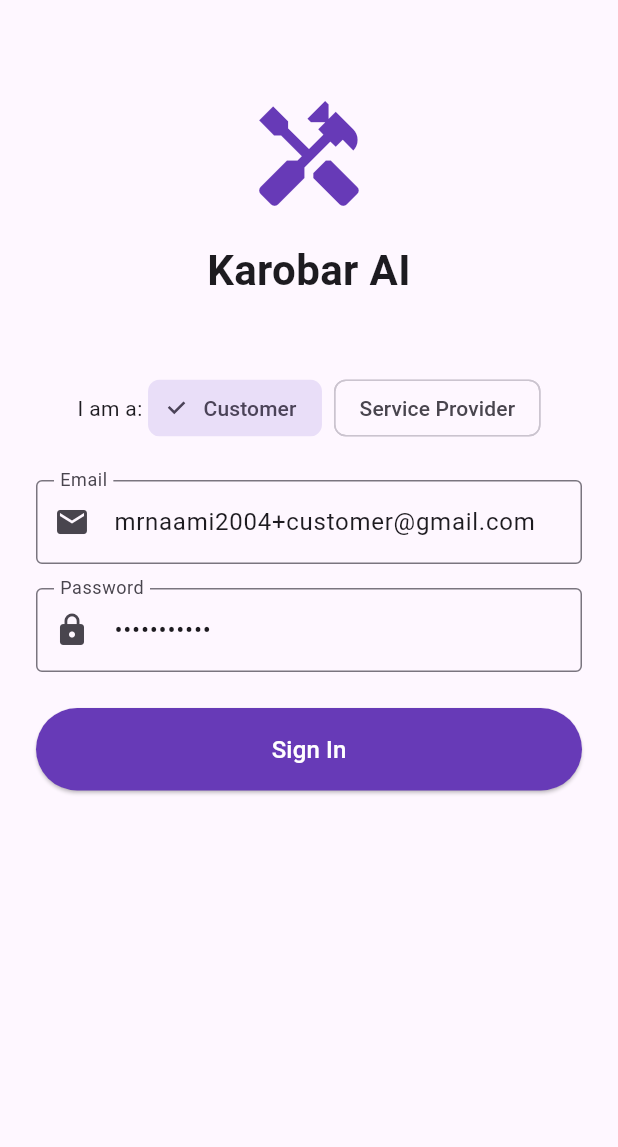
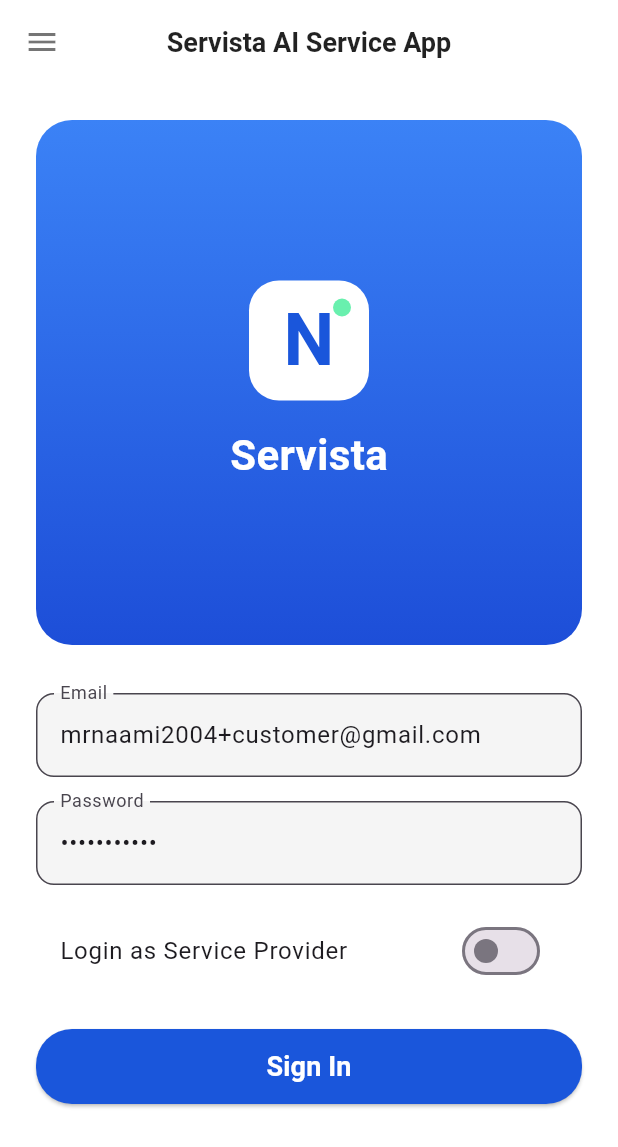
Before and after one commit to Naami-droid/Servista, a Flutter app: the screen it shows after launch, on a phone screen of 412 x 824 dp. Shown: the top 1147 px of the screen. Run offline on Flutter 3.47's test engine with Material 3 defaults, Android fonts, the phone set to English and light mode, and no system bars.

Commit message:
Redesign app UI to match Servista theme

```diff
--- a/mobile/lib/features/auth/auth_screen.dart
+++ b/mobile/lib/features/auth/auth_screen.dart
@@ -56,73 +56,111 @@ class _AuthScreenState extends State<AuthScreen> {
   @override
   Widget build(BuildContext context) {
     return Scaffold(
+      backgroundColor: Colors.white,
       resizeToAvoidBottomInset: true,
+      appBar: AppBar(
+        title: const Text("Servista AI Service App", style: TextStyle(color: Colors.black87, fontWeight: FontWeight.bold, fontSize: 18)),
+        centerTitle: true,
+        backgroundColor: Colors.white,
+        elevation: 0,
+        leading: IconButton(icon: const Icon(Icons.menu, color: Colors.black54), onPressed: () {}),
+      ),
       body: SafeArea(
         child: SingleChildScrollView(
           padding: const EdgeInsets.all(24.0),
           child: Column(
-            crossAxisAlignment: CrossAxisAlignment.stretch,
             children: [
-              const SizedBox(height: 40),
-              const Icon(Icons.handyman, size: 80, color: Colors.deepPurple),
-              const SizedBox(height: 16),
-              const Text(
-                "Karobar AI",
-                textAlign: TextAlign.center,
-                style: TextStyle(fontSize: 28, fontWeight: FontWeight.bold),
+              Container(
+                width: double.infinity,
+                height: 350,
+                decoration: BoxDecoration(
+                  gradient: const LinearGradient(
+                    colors: [Color(0xFF3b82f6), Color(0xFF1d4ed8)],
+                    begin: Alignment.topCenter,
+                    end: Alignment.bottomCenter,
                   ),
-              const SizedBox(height: 48),
-              Row(
+                  borderRadius: BorderRadius.circular(24),
+                ),
+                child: Column(
                   mainAxisAlignment: MainAxisAlignment.center,
                   children: [
-                  const Text("I am a: "),
-                  ChoiceChip(
-                    label: const Text("Customer"),
-                    selected: !_isProvider,
-                    onSelected: (val) => setState(() => _isProvider = false),
+                    Container(
+                      width: 80,
+                      height: 80,
+                      decoration: BoxDecoration(
+                        color: Colors.white,
+                        borderRadius: BorderRadius.circular(20),
                       ),
-                  const SizedBox(width: 8),
-                  ChoiceChip(
-                    label: const Text("Service Provider"),
-                    selected: _isProvider,
-                    onSelected: (val) => setState(() => _isProvider = true),
-                  ),
+                      child: const Stack(
+                        alignment: Alignment.center,
+                        children: [
+                          Text("N", style: TextStyle(fontSize: 48, fontWeight: FontWeight.bold, color: Color(0xFF1a56db))),
+                          Positioned(
+                            top: 12,
+                            right: 12,
+                            child: CircleAvatar(radius: 6, backgroundColor: Colors.greenAccent),
+                          )
                         ],
                       ),
-              const SizedBox(height: 24),
-
+                    ),
+                    const SizedBox(height: 16),
+                    const Text("Servista", style: TextStyle(fontSize: 28, fontWeight: FontWeight.bold, color: Colors.white)),
+                  ],
+                ),
+              ),
+              const SizedBox(height: 32),
               TextField(
                 controller: _emailController,
-                decoration: const InputDecoration(
+                decoration: InputDecoration(
                   labelText: "Email",
-                  border: OutlineInputBorder(),
-                  prefixIcon: Icon(Icons.email),
+                  border: OutlineInputBorder(borderRadius: BorderRadius.circular(12)),
+                  filled: true,
+                  fillColor: Colors.grey.shade100,
                 ),
               ),
               const SizedBox(height: 16),
               TextField(
                 controller: _passwordController,
                 obscureText: true,
-                decoration: const InputDecoration(
+                decoration: InputDecoration(
                   labelText: "Password",
-                  border: OutlineInputBorder(),
-                  prefixIcon: Icon(Icons.lock),
+                  border: OutlineInputBorder(borderRadius: BorderRadius.circular(12)),
+                  filled: true,
+                  fillColor: Colors.grey.shade100,
                 ),
               ),
+              const SizedBox(height: 16),
+              SwitchListTile(
+                title: const Text("Login as Service Provider"),
+                value: _isProvider,
+                activeColor: const Color(0xFF1a56db),
+                onChanged: (val) {
+                  setState(() {
+                    _isProvider = val;
+                    if (val) {
+                      _emailController.text = "mrnaami2004+provider1@gmail.com";
+                    } else {
+                      _emailController.text = "mrnaami2004+customer@gmail.com";
+                    }
+                  });
+                },
+              ),
               const SizedBox(height: 24),
-
-              ElevatedButton(
+              SizedBox(
+                width: double.infinity,
+                height: 50,
+                child: ElevatedButton(
                   onPressed: _isLoading ? null : _login,
                   style: ElevatedButton.styleFrom(
-                  padding: const EdgeInsets.symmetric(vertical: 16),
-                  backgroundColor: Colors.deepPurple,
+                    backgroundColor: const Color(0xFF1a56db),
                     foregroundColor: Colors.white,
+                    shape: RoundedRectangleBorder(borderRadius: BorderRadius.circular(24)),
                   ),
                   child: _isLoading
-                    ? const SizedBox(height: 20, width: 20, child: CircularProgressIndicator(strokeWidth: 2, color: Colors.white))
-                    : const Text("Sign In", style: TextStyle(fontSize: 16)),
+                      ? const SizedBox(height: 20, width: 20, child: CircularProgressIndicator(color: Colors.white, strokeWidth: 2))
+                      : const Text("Sign In", style: TextStyle(fontSize: 18, fontWeight: FontWeight.bold)),
                 ),
-              const SizedBox(height: 40),
+              ),
             ],
           ),
         ),
```
Also changed, not shown: mobile/lib/data/services/api_service.dart (+19 -0 lines), mobile/lib/features/customer/chat_screen.dart (+90 -29 lines), mobile/lib/features/customer/provider_timer_widget.dart (+20 -2 lines), mobile/lib/features/provider/provider_dashboard.dart (+113 -12 lines), mobile/lib/features/shared/live_chat_screen.dart (added, +195 -0 lines), 3 other files. Lines whose indentation alone changed are shown as unchanged.
